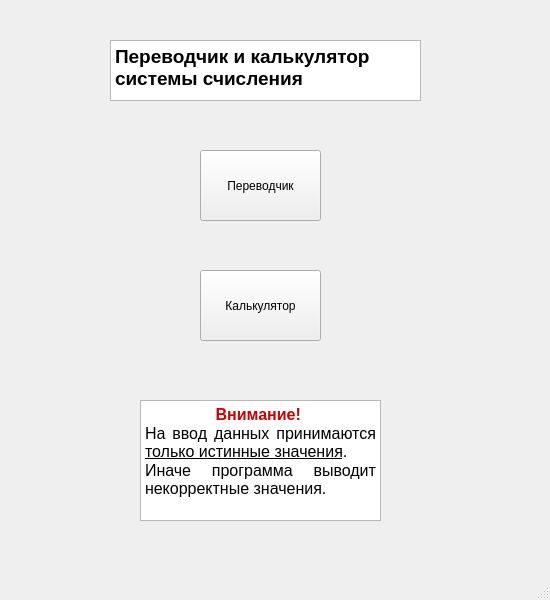
Old version of the form P1Main.ui in the repository Elchar581/Numerus-System.
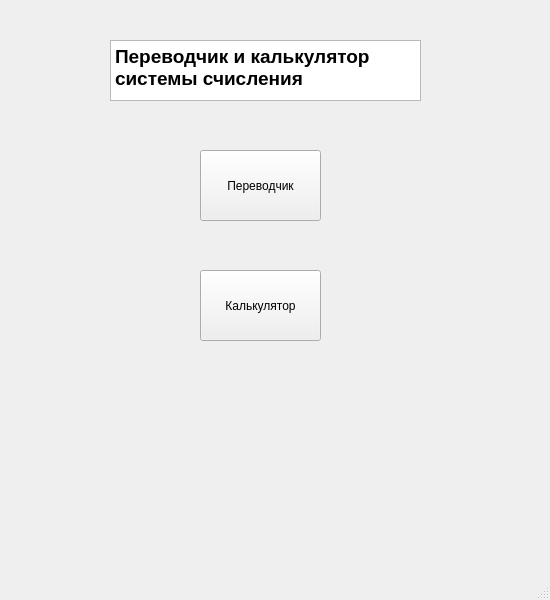
New version of the form.

Commit message: Init Bush CC version 1.2

```diff
--- a/P1Main.ui
+++ b/P1Main.ui
@@ -57,25 +57,6 @@
 &lt;p style=&quot; margin-top:0px; margin-bottom:0px; margin-left:0px; margin-right:0px; -qt-block-indent:0; text-indent:0px;&quot;&gt;&lt;span style=&quot; font-size:14pt; font-weight:600;&quot;&gt;Переводчик и калькулятор системы счисления&lt;/span&gt;&lt;/p&gt;&lt;/body&gt;&lt;/html&gt;</string>
     </property>
    </widget>
-   <widget class="QTextBrowser" name="T2R">
-    <property name="geometry">
-     <rect>
-      <x>140</x>
-      <y>400</y>
-      <width>241</width>
-      <height>121</height>
-     </rect>
-    </property>
-    <property name="html">
-     <string>&lt;!DOCTYPE HTML PUBLIC &quot;-//W3C//DTD HTML 4.0//EN&quot; &quot;http://www.w3.org/TR/REC-html40/strict.dtd&quot;&gt;
-&lt;html&gt;&lt;head&gt;&lt;meta name=&quot;qrichtext&quot; content=&quot;1&quot; /&gt;&lt;style type=&quot;text/css&quot;&gt;
-p, li { white-space: pre-wrap; }
-&lt;/style&gt;&lt;/head&gt;&lt;body style=&quot; font-family:'MS Shell Dlg 2'; font-size:8.25pt; font-weight:400; font-style:normal;&quot;&gt;
-&lt;p align=&quot;center&quot; style=&quot; margin-top:0px; margin-bottom:0px; margin-left:0px; margin-right:0px; -qt-block-indent:0; text-indent:0px;&quot;&gt;&lt;span style=&quot; font-size:12pt; font-weight:600; color:#ca0000;&quot;&gt;Внимание!&lt;/span&gt;&lt;span style=&quot; font-size:12pt;&quot;&gt; &lt;/span&gt;&lt;/p&gt;
-&lt;p align=&quot;justify&quot; style=&quot; margin-top:0px; margin-bottom:0px; margin-left:0px; margin-right:0px; -qt-block-indent:0; text-indent:0px;&quot;&gt;&lt;span style=&quot; font-size:12pt;&quot;&gt;На ввод данных принимаются &lt;/span&gt;&lt;span style=&quot; font-size:12pt; text-decoration: underline;&quot;&gt;только истинные значения&lt;/span&gt;&lt;span style=&quot; font-size:12pt;&quot;&gt;.&lt;/span&gt;&lt;/p&gt;
-&lt;p align=&quot;justify&quot; style=&quot; margin-top:0px; margin-bottom:0px; margin-left:0px; margin-right:0px; -qt-block-indent:0; text-indent:0px;&quot;&gt;&lt;span style=&quot; font-size:12pt;&quot;&gt;Иначе программа выводит некорректные значения.&lt;/span&gt;&lt;/p&gt;&lt;/body&gt;&lt;/html&gt;</string>
-    </property>
-   </widget>
   </widget>
   <widget class="QMenuBar" name="menubar">
    <property name="geometry">
```
